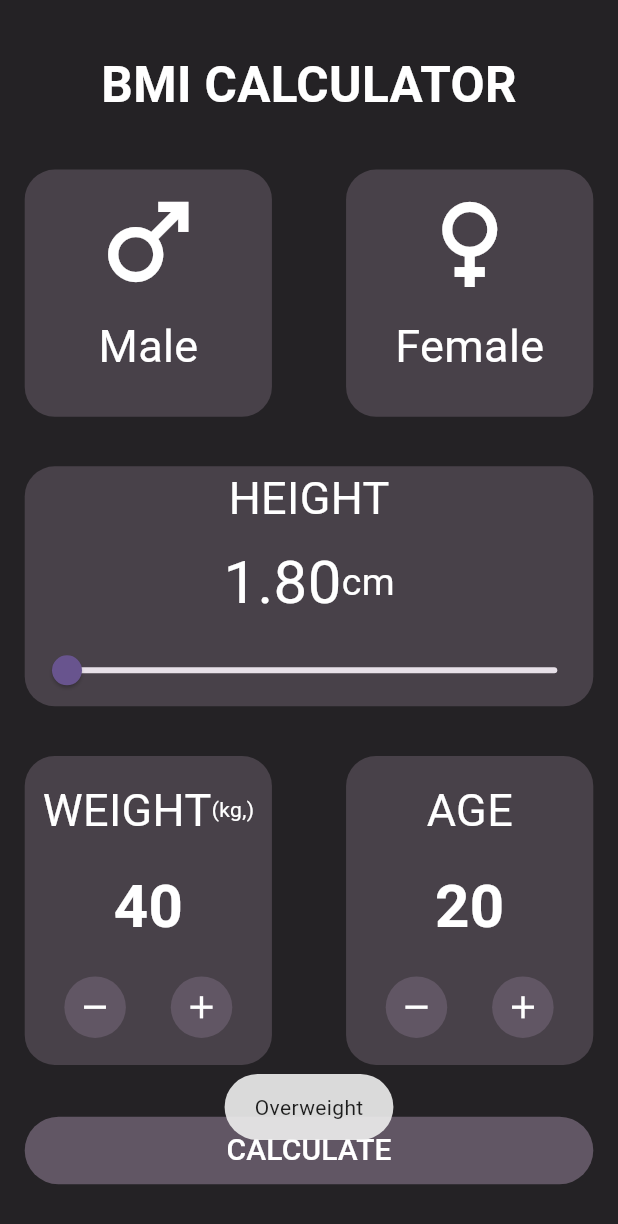
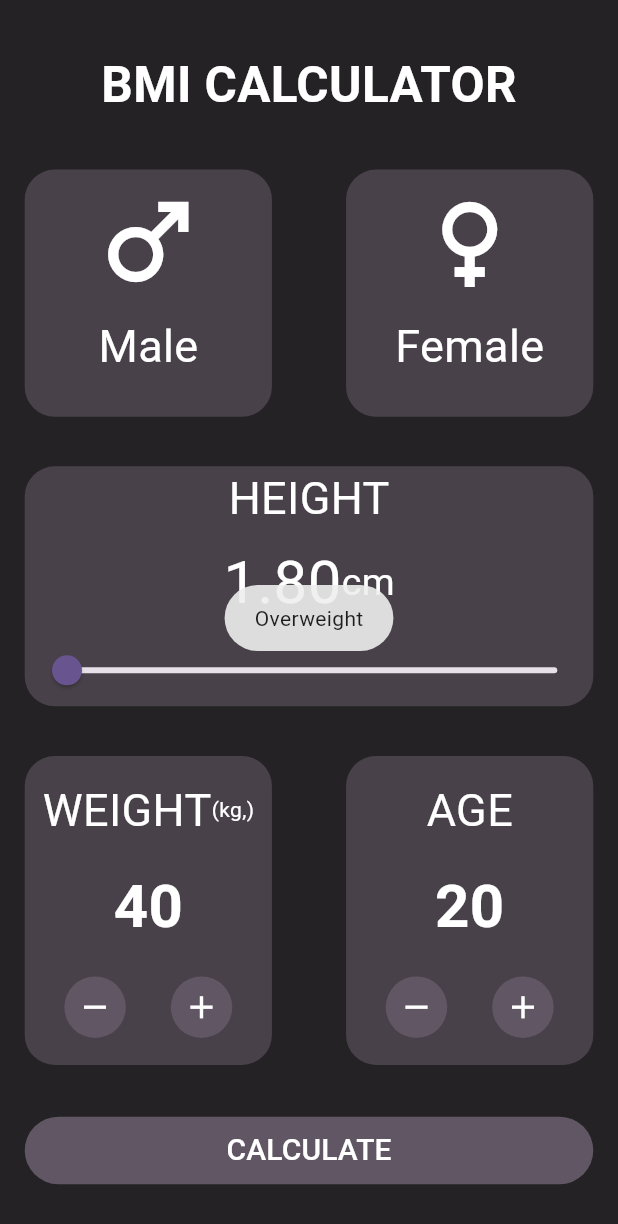
Before and after one commit to mukeshsheoran883/bmi_calculation, a Flutter app: the screen it shows after launch, after a tap on the "remove" icon, after a tap on the "add" icon, after a tap on "CALCULATE", on a phone screen of 412 x 824 dp. Shown: the top 1224 px of the screen. Run offline on Flutter 3.47's test engine with Material 2 defaults, Android fonts, the phone set to English and light mode, and no system bars; our stand-ins replace fluttertoast.

Commit message:
String and Color const commit

```diff
--- /dev/null
+++ b/lib/const/colors_const.dart
@@ -0,0 +1,12 @@
+
+import 'dart:ui';
+
+import 'package:flutter/material.dart';
+
+class ColorsConst{
+static Color buttonColor = const Color(0xFF615664);
+static Color containerColor = const Color(0xFF484149);
+static Color textColor =  Colors.white;
+static Color backgroundColor =  const Color(0xFF242225);
+
+}
--- /dev/null
+++ b/lib/const/string_const.dart
@@ -0,0 +1,6 @@
+class StringConst{
+  static double currentSliderValue = 1.80;
+  static int age = 20;
+  static int weight = 40;
+  static String result = '';
+}
--- a/lib/screen/calculation_screen.dart
+++ b/lib/screen/calculation_screen.dart
@@ -1,3 +1,5 @@
+import 'package:bmi_calculation/const/colors_const.dart';
+import 'package:bmi_calculation/const/string_const.dart';
 import 'package:flutter/material.dart';
 import 'package:fluttertoast/fluttertoast.dart';
 
@@ -9,50 +11,46 @@ class CalculationScreen extends StatefulWidget {
 }
 
 class _CalculationScreenState extends State<CalculationScreen> {
-  double _currentSliderValue = 1.80;
-
-  int age = 20;
-  int weight = 40;
-  String result = '';
-
   void calculateBMI() {
-    double meter = _currentSliderValue / 100;
-    double bmi = weight / (meter * meter);
-    result = bmi.toStringAsFixed(2);
+    double meter = StringConst.currentSliderValue / 100;
+    double bmi = StringConst.weight / (meter * meter);
+    StringConst.result = bmi.toStringAsFixed(2);
   }
 
   void incrementAge() {
     setState(() {
-      age++;
+      StringConst.age++;
     });
   }
 
   void decrementAge() {
-    if (age > 0) {
+    if (StringConst.age > 0) {
       setState(() {
-        age--;
+        StringConst.age--;
       });
     }
   }
 
   void incrementWeight() {
     setState(() {
-      weight++;
+      StringConst.weight++;
     });
   }
 
   void decrementWeight() {
-    if (weight > 0) {
-      setState(() {
-        weight--;
-      });
+    if (StringConst.weight > 0) {
+      setState(
+        () {
+          StringConst.weight--;
+        },
+      );
     }
   }
 
   @override
   Widget build(BuildContext context) {
     return Scaffold(
-      backgroundColor: const Color(0xFF242225),
+      backgroundColor: ColorsConst.backgroundColor,
       body: SafeArea(
         child: Padding(
           padding: EdgeInsets.only(
@@ -66,7 +64,7 @@ class _CalculationScreenState extends State<CalculationScreen> {
                 Text(
                   "BMI CALCULATOR",
                   style: TextStyle(
-                    color: Colors.white,
+                    color: ColorsConst.textColor,
                     fontSize: MediaQuery.of(context).size.height * 0.04,
                     fontWeight: FontWeight.bold,
                   ),
@@ -78,22 +76,23 @@ class _CalculationScreenState extends State<CalculationScreen> {
                       height: MediaQuery.of(context).size.height * 0.2,
                       width: MediaQuery.of(context).size.width * 0.4,
                       decoration: BoxDecoration(
-                        color: const Color(0xFF484149),
+                        color: ColorsConst.containerColor,
                         borderRadius: BorderRadius.circular(20),
                       ),
                       child: Column(
                         children: [
                           IconButton(
                             onPressed: () {},
-                            icon: const Icon(
+                            icon: Icon(
                               Icons.male,
-                              color: Colors.white,
+                              color: ColorsConst.textColor,
                               size: 80,
                             ),
                           ),
-                          const Text(
+                          Text(
                             "Male",
-                            style: TextStyle(color: Colors.white, fontSize: 30),
+                            style: TextStyle(
+                                color: ColorsConst.textColor, fontSize: 30),
                           ),
                         ],
                       ),
@@ -102,22 +101,23 @@ class _CalculationScreenState extends State<CalculationScreen> {
                       height: MediaQuery.of(context).size.height * 0.2,
                       width: MediaQuery.of(context).size.width * 0.4,
                       decoration: BoxDecoration(
-                        color: const Color(0xFF484149),
+                        color: ColorsConst.containerColor,
                         borderRadius: BorderRadius.circular(20),
                       ),
                       child: Column(
                         children: [
                           IconButton(
                             onPressed: () {},
-                            icon: const Icon(
+                            icon: Icon(
                               Icons.female_outlined,
-                              color: Colors.white,
+                              color: ColorsConst.textColor,
                               size: 80,
                             ),
                           ),
-                          const Text(
+                          Text(
                             "Female",
-                            style: TextStyle(color: Colors.white, fontSize: 30),
+                            style: TextStyle(
+                                color: ColorsConst.textColor, fontSize: 30),
                           ),
                         ],
                       ),
@@ -128,27 +128,29 @@ class _CalculationScreenState extends State<CalculationScreen> {
                   height: 160,
                   width: 400,
                   decoration: BoxDecoration(
-                    color: const Color(0xFF484149),
+                    color: ColorsConst.containerColor,
                     borderRadius: BorderRadius.circular(20),
                   ),
                   child: Column(
                     mainAxisAlignment: MainAxisAlignment.spaceBetween,
                     children: [
-                      const Text(
+                      Text(
                         "HEIGHT",
-                        style: TextStyle(color: Colors.white, fontSize: 30),
+                        style: TextStyle(
+                            color: ColorsConst.textColor, fontSize: 30),
                       ),
                       Row(
                         mainAxisAlignment: MainAxisAlignment.center,
                         children: [
                           Text(
-                            _currentSliderValue.toStringAsFixed(2),
-                            style: const TextStyle(
-                                color: Colors.white, fontSize: 40),
+                            StringConst.currentSliderValue.toStringAsFixed(2),
+                            style: TextStyle(
+                                color: ColorsConst.textColor, fontSize: 40),
                           ),
-                          const Text(
+                          Text(
                             "cm",
-                            style: TextStyle(color: Colors.white, fontSize: 25),
+                            style: TextStyle(
+                                color: ColorsConst.textColor, fontSize: 25),
                           ),
                         ],
                       ),
@@ -157,14 +159,15 @@ class _CalculationScreenState extends State<CalculationScreen> {
                         //thumbColor: Colors.green,
                         //inactiveColor: Colors.red,
                         mouseCursor: MaterialStateMouseCursor.clickable,
-                        value: _currentSliderValue,
+                        value: StringConst.currentSliderValue,
                         max: 300,
                         divisions: 300,
-                        label: _currentSliderValue.round().toString(),
+                        label:
+                            StringConst.currentSliderValue.round().toString(),
                         onChanged: (double value) {
                           setState(
                             () {
-                              _currentSliderValue = value;
+                              StringConst.currentSliderValue = value;
                             },
                           );
                         },
@@ -179,30 +182,32 @@ class _CalculationScreenState extends State<CalculationScreen> {
                       height: MediaQuery.of(context).size.height * 0.25,
                       width: MediaQuery.of(context).size.width * 0.4,
                       decoration: BoxDecoration(
-                        color: const Color(0xFF484149),
+                        color: ColorsConst.containerColor,
                         borderRadius: BorderRadius.circular(20),
                       ),
                       child: Column(
                         mainAxisAlignment: MainAxisAlignment.spaceEvenly,
                         children: [
-                          const Row(
+                          Row(
                             mainAxisAlignment: MainAxisAlignment.center,
                             children: [
                               Text(
                                 "WEIGHT",
                                 style: TextStyle(
-                                    color: Colors.white, fontSize: 30),
+                                    color: ColorsConst.textColor, fontSize: 30),
                               ),
                               Text(
                                 '(kg,)',
-                                style: TextStyle(color: Colors.white),
+                                style: TextStyle(
+                                  color: ColorsConst.textColor,
+                                ),
                               )
                             ],
                           ),
                           Text(
-                            weight.toString(),
-                            style: const TextStyle(
-                              color: Colors.white,
+                            StringConst.weight.toString(),
+                            style: TextStyle(
+                              color: ColorsConst.textColor,
                               fontSize: 40,
                               fontWeight: FontWeight.bold,
                             ),
@@ -212,31 +217,31 @@ class _CalculationScreenState extends State<CalculationScreen> {
                             children: [
                               IconButton(
                                 onPressed: decrementWeight,
-                                icon: const Center(
+                                icon: Center(
                                   child: Icon(
                                     Icons.remove,
-                                    color: Colors.white,
+                                    color: ColorsConst.textColor,
                                     size: 25,
                                   ),
                                 ),
                                 style: ButtonStyle(
                                   backgroundColor: MaterialStateProperty.all(
-                                    const Color(0xFF615664),
+                                    ColorsConst.buttonColor,
                                   ),
                                 ),
                               ),
                               IconButton(
                                 onPressed: incrementWeight,
-                                icon: const Center(
+                                icon: Center(
                                   child: Icon(
                                     Icons.add,
-                                    color: Colors.white,
+                                    color: ColorsConst.textColor,
                                     size: 25,
                                   ),
                                 ),
                                 style: ButtonStyle(
                                   backgroundColor: MaterialStateProperty.all(
-                                    const Color(0xFF615664),
+                                    ColorsConst.buttonColor,
                                   ),
                                 ),
                               ),
@@ -249,20 +254,21 @@ class _CalculationScreenState extends State<CalculationScreen> {
                       height: MediaQuery.of(context).size.height * 0.25,
                       width: MediaQuery.of(context).size.width * 0.4,
                       decoration: BoxDecoration(
-                        color: const Color(0xFF484149),
+                        color: ColorsConst.containerColor,
                         borderRadius: BorderRadius.circular(20),
                       ),
                       child: Column(
                         mainAxisAlignment: MainAxisAlignment.spaceEvenly,
                         children: [
-                          const Text(
+                          Text(
                             "AGE",
-                            style: TextStyle(color: Colors.white, fontSize: 30),
+                            style: TextStyle(
+                                color: ColorsConst.textColor, fontSize: 30),
                           ),
                           Text(
-                            age.toString(),
-                            style: const TextStyle(
-                              color: Colors.white,
+                            StringConst.age.toString(),
+                            style: TextStyle(
+                              color: ColorsConst.textColor,
                               fontSize: 40,
                               fontWeight: FontWeight.bold,
                             ),
@@ -272,31 +278,31 @@ class _CalculationScreenState extends State<CalculationScreen> {
                             children: [
                               IconButton(
                                 onPressed: decrementAge,
-                                icon: const Center(
+                                icon: Center(
                                   child: Icon(
                                     Icons.remove,
-                                    color: Colors.white,
+                                    color: ColorsConst.textColor,
                                     size: 25,
                                   ),
                                 ),
                                 style: ButtonStyle(
                                   backgroundColor: MaterialStateProperty.all(
-                                    const Color(0xFF615664),
+                                    ColorsConst.buttonColor,
                                   ),
                                 ),
                               ),
                               IconButton(
                                 onPressed: incrementAge,
-                                icon: const Center(
+                                icon: Center(
                                   child: Icon(
                                     Icons.add,
-                                    color: Colors.white,
+                                    color: ColorsConst.textColor,
                                     size: 25,
                                   ),
                                 ),
                                 style: ButtonStyle(
                                   backgroundColor: MaterialStateProperty.all(
-                                    const Color(0xFF615664),
+                                    ColorsConst.buttonColor,
                                   ),
                                 ),
                               ),
@@ -310,7 +316,7 @@ class _CalculationScreenState extends State<CalculationScreen> {
                 TextButton(
                   style: ButtonStyle(
                     backgroundColor: MaterialStateProperty.all(
-                      const Color(0xFF615664),
+                      ColorsConst.buttonColor,
                     ),
                     //shape: MaterialStateProperty.all(LinearBorder.none),
                     minimumSize: MaterialStateProperty.all(
@@ -320,7 +326,7 @@ class _CalculationScreenState extends State<CalculationScreen> {
                   onPressed: () {
                     calculateBMI();
                     String message;
-                    double bmi = double.parse(result);
+                    double bmi = double.parse(StringConst.result);
 
                     if (bmi <= 18.5) {
                       message = 'Underweight';
@@ -333,13 +339,13 @@ class _CalculationScreenState extends State<CalculationScreen> {
                     Fluttertoast.showToast(
                       msg: message,
                       toastLength: Toast.LENGTH_SHORT,
-                      gravity: ToastGravity.BOTTOM,
+                      gravity: ToastGravity.CENTER,
                     );
                   },
-                  child: const Text(
+                  child: Text(
                     "CALCULATE",
                     style: TextStyle(
-                      color: Colors.white,
+                      color: ColorsConst.textColor,
                       fontSize: 20,
                     ),
                   ),
--- a/pubspec.yaml
+++ b/pubspec.yaml
@@ -31,7 +31,6 @@ dependencies:
   flutter:
     sdk: flutter
   fluttertoast: ^8.2.2
-
 
 
   # The following adds the Cupertino Icons font to your application.
```
